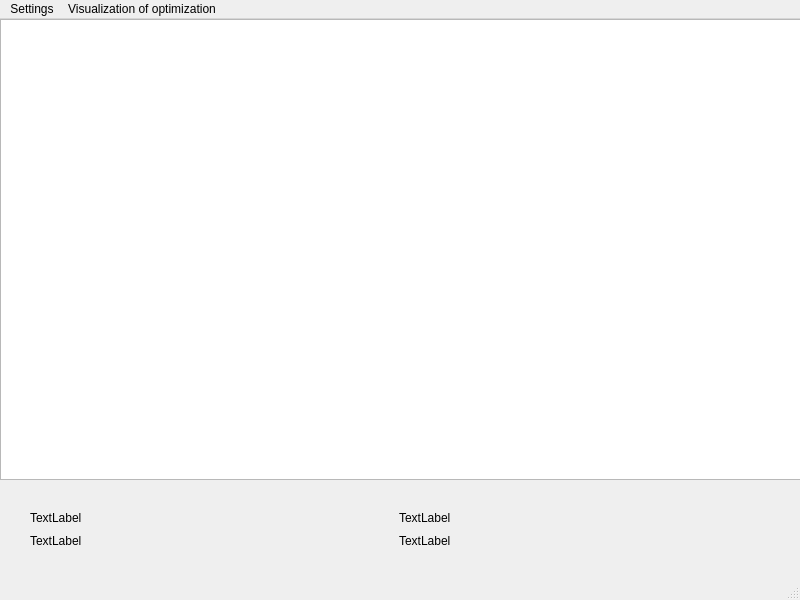
Qt form mainwindow.ui (ArinaFilatova25/GUI_Newton_opt) before a commit.
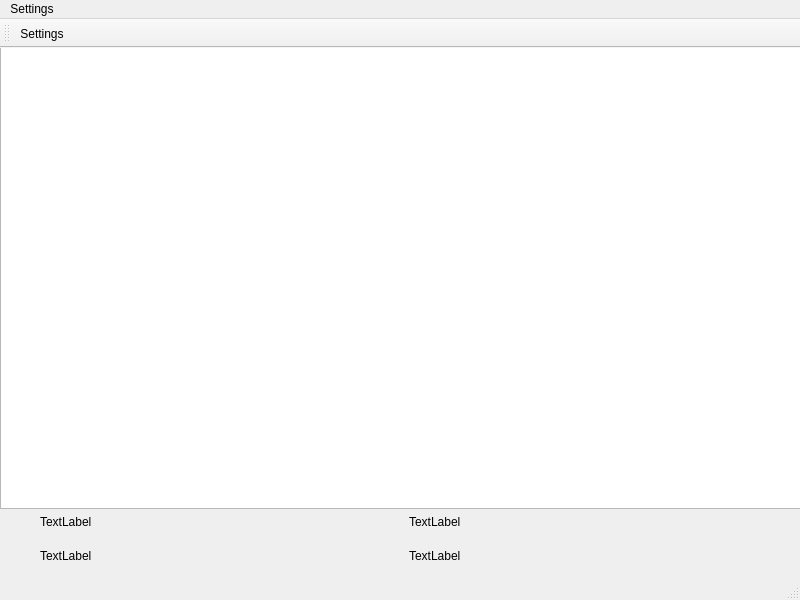
The same form after that commit. Icons and pictures are not drawn.

Diff of the .ui file:
```diff
--- a/mainwindow.ui
+++ b/mainwindow.ui
@@ -33,19 +33,19 @@
     <property name="geometry">
      <rect>
       <x>0</x>
-      <y>0</y>
+      <y>-10</y>
       <width>801</width>
-      <height>461</height>
+      <height>471</height>
      </rect>
     </property>
    </widget>
    <widget class="QWidget" name="layoutWidget">
     <property name="geometry">
      <rect>
-      <x>30</x>
-      <y>490</y>
+      <x>40</x>
+      <y>460</y>
       <width>731</width>
-      <height>40</height>
+      <height>62</height>
      </rect>
     </property>
     <layout class="QGridLayout" name="gridLayout">
@@ -56,6 +56,13 @@
        </property>
       </widget>
      </item>
+     <item row="1" column="1">
+      <widget class="QLabel" name="func_min">
+       <property name="text">
+        <string>TextLabel</string>
+       </property>
+      </widget>
+     </item>
      <item row="0" column="0">
       <widget class="QLabel" name="start_point">
        <property name="text">
@@ -70,13 +77,6 @@
        </property>
       </widget>
      </item>
-     <item row="1" column="1">
-      <widget class="QLabel" name="func_min">
-       <property name="text">
-        <string>TextLabel</string>
-       </property>
-      </widget>
-     </item>
     </layout>
    </widget>
   </widget>
@@ -95,16 +95,21 @@
     </property>
     <addaction name="actionSettings"/>
    </widget>
-   <widget class="QMenu" name="menuVisualization_of_optimization">
-    <property name="title">
-     <string>Visualization of optimization</string>
-    </property>
-    <addaction name="actionVisualization"/>
-   </widget>
    <addaction name="menuSettings"/>
-   <addaction name="menuVisualization_of_optimization"/>
   </widget>
   <widget class="QStatusBar" name="statusbar"/>
+  <widget class="QToolBar" name="toolBar">
+   <property name="windowTitle">
+    <string>toolBar</string>
+   </property>
+   <attribute name="toolBarArea">
+    <enum>TopToolBarArea</enum>
+   </attribute>
+   <attribute name="toolBarBreak">
+    <bool>false</bool>
+   </attribute>
+   <addaction name="actionSettings"/>
+  </widget>
   <action name="actionSettings">
    <property name="text">
     <string>Settings</string>
```
Left out of the diff: 18 changed lines with no effect on the pictures.
